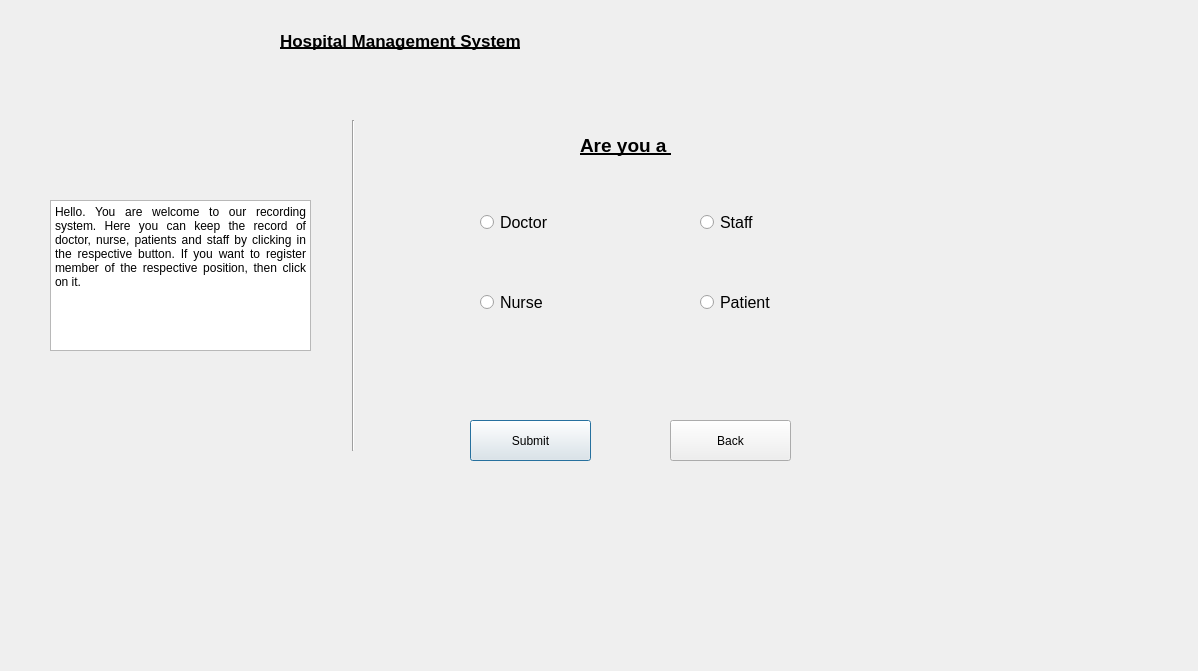
Old version of the form Sqlite_DB/record.ui in the repository AnishBharati/Qt-HMS.
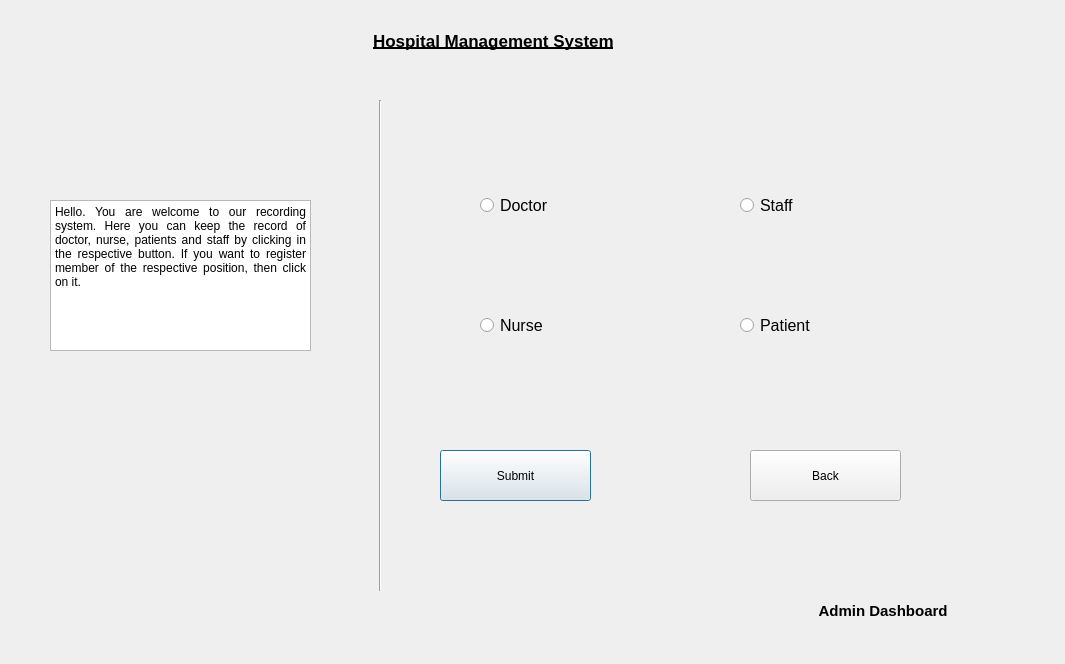
New version of the form. Icons and pictures are not drawn.

What changed in the file:
```diff
--- a/Sqlite_DB/record.ui
+++ b/Sqlite_DB/record.ui
@@ -6,8 +6,8 @@
    <rect>
     <x>0</x>
     <y>0</y>
-    <width>1198</width>
-    <height>671</height>
+    <width>1065</width>
+    <height>664</height>
    </rect>
   </property>
   <property name="windowTitle">
@@ -16,10 +16,10 @@
   <widget class="QRadioButton" name="radioButton">
    <property name="geometry">
     <rect>
-     <x>700</x>
+     <x>740</x>
      <y>290</y>
-     <width>110</width>
-     <height>24</height>
+     <width>161</width>
+     <height>71</height>
     </rect>
    </property>
    <property name="font">
@@ -30,34 +30,24 @@
    <property name="text">
     <string>Patient</string>
    </property>
-  </widget>
-  <widget class="QLabel" name="label">
-   <property name="geometry">
-    <rect>
-     <x>580</x>
-     <y>130</y>
-     <width>141</width>
-     <height>31</height>
-    </rect>
+   <property name="icon">
+    <iconset resource="img.qrc">
+     <normaloff>:/img/Documents/patient.png</normaloff>:/img/Documents/patient.png</iconset>
    </property>
-   <property name="font">
-    <font>
-     <pointsize>14</pointsize>
-     <bold>true</bold>
-     <underline>true</underline>
-    </font>
-   </property>
-   <property name="text">
-    <string>Are you a </string>
+   <property name="iconSize">
+    <size>
+     <width>50</width>
+     <height>50</height>
+    </size>
    </property>
   </widget>
   <widget class="QPushButton" name="pushButton_1">
    <property name="geometry">
     <rect>
-     <x>470</x>
-     <y>420</y>
-     <width>121</width>
-     <height>41</height>
+     <x>440</x>
+     <y>450</y>
+     <width>151</width>
+     <height>51</height>
     </rect>
    </property>
    <property name="text">
@@ -67,10 +57,10 @@
   <widget class="QPushButton" name="pushButton_2">
    <property name="geometry">
     <rect>
-     <x>670</x>
-     <y>420</y>
-     <width>121</width>
-     <height>41</height>
+     <x>750</x>
+     <y>450</y>
+     <width>151</width>
+     <height>51</height>
     </rect>
    </property>
    <property name="text">
@@ -80,7 +70,7 @@
   <widget class="QLabel" name="label_4">
    <property name="geometry">
     <rect>
-     <x>280</x>
+     <x>373</x>
      <y>20</y>
      <width>341</width>
      <height>41</height>
@@ -101,9 +91,9 @@
    <property name="geometry">
     <rect>
      <x>480</x>
-     <y>210</y>
-     <width>110</width>
-     <height>24</height>
+     <y>170</y>
+     <width>161</width>
+     <height>71</height>
     </rect>
    </property>
    <property name="font">
@@ -114,14 +104,24 @@
    <property name="text">
     <string>Doctor</string>
    </property>
+   <property name="icon">
+    <iconset resource="img.qrc">
+     <normaloff>:/img/img/doctor.png</normaloff>:/img/img/doctor.png</iconset>
+   </property>
+   <property name="iconSize">
+    <size>
+     <width>50</width>
+     <height>50</height>
+    </size>
+   </property>
   </widget>
   <widget class="QRadioButton" name="radioButton_9">
    <property name="geometry">
     <rect>
      <x>480</x>
      <y>290</y>
-     <width>110</width>
-     <height>24</height>
+     <width>161</width>
+     <height>71</height>
     </rect>
    </property>
    <property name="font">
@@ -132,14 +132,24 @@
    <property name="text">
     <string>Nurse</string>
    </property>
+   <property name="icon">
+    <iconset resource="img.qrc">
+     <normaloff>:/img/img/nurse.png</normaloff>:/img/img/nurse.png</iconset>
+   </property>
+   <property name="iconSize">
+    <size>
+     <width>50</width>
+     <height>50</height>
+    </size>
+   </property>
   </widget>
   <widget class="QRadioButton" name="radioButton_11">
    <property name="geometry">
     <rect>
-     <x>700</x>
-     <y>210</y>
-     <width>110</width>
-     <height>24</height>
+     <x>740</x>
+     <y>170</y>
+     <width>161</width>
+     <height>71</height>
     </rect>
    </property>
    <property name="font">
@@ -150,14 +160,24 @@
    <property name="text">
     <string>Staff</string>
    </property>
+   <property name="icon">
+    <iconset resource="img.qrc">
+     <normaloff>:/img/Documents/staff.png</normaloff>:/img/Documents/staff.png</iconset>
+   </property>
+   <property name="iconSize">
+    <size>
+     <width>50</width>
+     <height>50</height>
+    </size>
+   </property>
   </widget>
   <widget class="Line" name="line">
    <property name="geometry">
     <rect>
-     <x>343</x>
-     <y>120</y>
+     <x>370</x>
+     <y>100</y>
      <width>20</width>
-     <height>331</height>
+     <height>491</height>
     </rect>
    </property>
    <property name="orientation">
@@ -187,6 +207,25 @@
 &lt;p align=&quot;justify&quot; style=&quot; margin-top:0px; margin-bottom:0px; margin-left:0px; margin-right:0px; -qt-block-indent:0; text-indent:0px;&quot;&gt;&lt;span style=&quot; font-size:9pt;&quot;&gt;Hello. You are welcome to our recording system. Here you can keep the record of doctor, nurse, patients and staff by clicking in the respective button. If you want to register member of the respective position, then click on it.&lt;/span&gt;&lt;/p&gt;&lt;/body&gt;&lt;/html&gt;</string>
    </property>
   </widget>
+  <widget class="QLabel" name="label_2">
+   <property name="geometry">
+    <rect>
+     <x>790</x>
+     <y>600</y>
+     <width>201</width>
+     <height>21</height>
+    </rect>
+   </property>
+   <property name="font">
+    <font>
+     <pointsize>11</pointsize>
+     <bold>true</bold>
+    </font>
+   </property>
+   <property name="text">
+    <string>       Admin Dashboard</string>
+   </property>
+  </widget>
  </widget>
  <resources/>
  <connections/>
```
Left out of the diff: 6 changed lines with no effect on the pictures.
